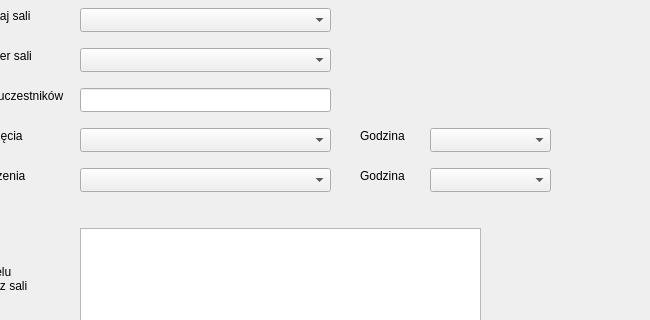
Above: panel_dostep_do_sali.ui from tomcocogold/IPR--System_rezerwacji_sal before the change; both pictures show x 200 to 850 and y 152 to 472 of the 850 by 700 pixel window. Below: the same form after it.
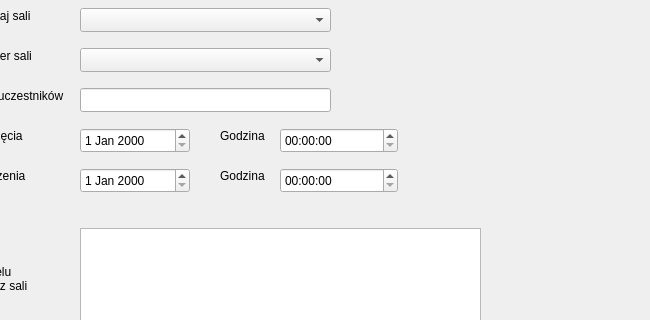
That is the form after the change.

What changed in the file:
```diff
--- a/panel_dostep_do_sali.ui
+++ b/panel_dostep_do_sali.ui
@@ -81,17 +81,7 @@
     </rect>
    </property>
   </widget>
-  <widget class="QComboBox" name="comboBox">
-   <property name="geometry">
-    <rect>
-     <x>280</x>
-     <y>280</y>
-     <width>251</width>
-     <height>24</height>
-    </rect>
-   </property>
-  </widget>
-  <widget class="QLabel" name="label_3">
+  <widget class="QLabel" name="krotki_opis_celu">
    <property name="geometry">
     <rect>
      <x>130</x>
@@ -105,17 +95,7 @@
 skorzystania z sali</string>
    </property>
   </widget>
-  <widget class="QComboBox" name="comboBox_2">
-   <property name="geometry">
-    <rect>
-     <x>280</x>
-     <y>320</y>
-     <width>251</width>
-     <height>24</height>
-    </rect>
-   </property>
-  </widget>
-  <widget class="QLabel" name="label_4">
+  <widget class="QLabel" name="wybierz_rodzaj_sali">
    <property name="geometry">
     <rect>
      <x>130</x>
@@ -174,27 +154,7 @@
     <string>Podaj liczbę uczestników</string>
    </property>
   </widget>
-  <widget class="QComboBox" name="comboBox_5">
-   <property name="geometry">
-    <rect>
-     <x>630</x>
-     <y>320</y>
-     <width>121</width>
-     <height>24</height>
-    </rect>
-   </property>
-  </widget>
-  <widget class="QComboBox" name="comboBox_6">
-   <property name="geometry">
-    <rect>
-     <x>630</x>
-     <y>280</y>
-     <width>121</width>
-     <height>24</height>
-    </rect>
-   </property>
-  </widget>
-  <widget class="QLabel" name="label_7">
+  <widget class="QLabel" name="nazwa_panelu">
    <property name="geometry">
     <rect>
      <x>190</x>
@@ -215,7 +175,7 @@
   <widget class="QLabel" name="label_8">
    <property name="geometry">
     <rect>
-     <x>560</x>
+     <x>420</x>
      <y>280</y>
      <width>51</width>
      <height>16</height>
@@ -228,7 +188,7 @@
   <widget class="QLabel" name="label_9">
    <property name="geometry">
     <rect>
-     <x>560</x>
+     <x>420</x>
      <y>320</y>
      <width>51</width>
      <height>16</height>
@@ -248,6 +208,46 @@
     </rect>
    </property>
   </widget>
+  <widget class="QDateEdit" name="data_rozpoczecia">
+   <property name="geometry">
+    <rect>
+     <x>280</x>
+     <y>280</y>
+     <width>110</width>
+     <height>25</height>
+    </rect>
+   </property>
+  </widget>
+  <widget class="QDateEdit" name="data_zakonczenia">
+   <property name="geometry">
+    <rect>
+     <x>280</x>
+     <y>320</y>
+     <width>110</width>
+     <height>25</height>
+    </rect>
+   </property>
+  </widget>
+  <widget class="QTimeEdit" name="godzina_rozpoczecia_2">
+   <property name="geometry">
+    <rect>
+     <x>480</x>
+     <y>280</y>
+     <width>118</width>
+     <height>25</height>
+    </rect>
+   </property>
+  </widget>
+  <widget class="QTimeEdit" name="godzina_zakonczenia_2">
+   <property name="geometry">
+    <rect>
+     <x>480</x>
+     <y>320</y>
+     <width>118</width>
+     <height>25</height>
+    </rect>
+   </property>
+  </widget>
  </widget>
  <resources/>
  <connections/>
```
Left out of the diff: 24 changed lines with no effect on the pictures.
